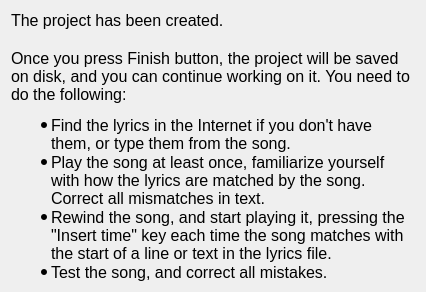
Above: src/wiznewproject_finish.ui from gyunaev/karlyriceditor before the change. Below: the same form after it.
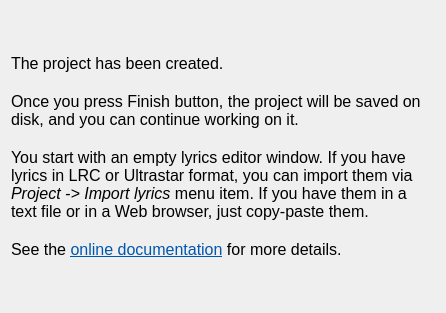
That is the form after the change.

Commit message: - Remove the "choose lyrics" page.

```diff
--- a/src/wiznewproject_finish.ui
+++ b/src/wiznewproject_finish.ui
@@ -6,8 +6,8 @@
    <rect>
     <x>0</x>
     <y>0</y>
-    <width>426</width>
-    <height>292</height>
+    <width>446</width>
+    <height>313</height>
    </rect>
   </property>
   <property name="windowTitle">
@@ -23,15 +23,11 @@
 &lt;/style&gt;&lt;/head&gt;&lt;body style=&quot; font-family:'Liberation Sans'; font-size:12pt; font-weight:400; font-style:normal;&quot;&gt;
 &lt;p style=&quot; margin-top:0px; margin-bottom:0px; margin-left:0px; margin-right:0px; -qt-block-indent:0; text-indent:0px;&quot;&gt;The project has been created.&lt;/p&gt;
 &lt;p style=&quot;-qt-paragraph-type:empty; margin-top:0px; margin-bottom:0px; margin-left:0px; margin-right:0px; -qt-block-indent:0; text-indent:0px;&quot;&gt;&lt;/p&gt;
-&lt;p style=&quot; margin-top:0px; margin-bottom:0px; margin-left:0px; margin-right:0px; -qt-block-indent:0; text-indent:0px;&quot;&gt;Once you press Finish button, the project will be saved on disk, and you can continue working on it. You need to do the following:&lt;/p&gt;
-&lt;ul&gt;
-&lt;li&gt;Find the lyrics in the Internet if you don't have them, or type them from the song.
-&lt;li&gt;Play the song at least once, familiarize yourself with how the lyrics are matched by the song. Correct all mismatches in text.
-&lt;li&gt;Rewind the song, and start playing it, pressing the &quot;Insert time&quot; key each time the song matches with the start of a line or text in the lyrics file.
-&lt;li&gt;Test the song, and correct all mistakes.
-&lt;li&gt;Export the lyrics.
-&lt;/ul&gt;
-&lt;/body&gt;&lt;/html&gt;</string>
+&lt;p style=&quot; margin-top:0px; margin-bottom:0px; margin-left:0px; margin-right:0px; -qt-block-indent:0; text-indent:0px;&quot;&gt;Once you press Finish button, the project will be saved on disk, and you can continue working on it.&lt;/p&gt;
+&lt;p style=&quot;-qt-paragraph-type:empty; margin-top:0px; margin-bottom:0px; margin-left:0px; margin-right:0px; -qt-block-indent:0; text-indent:0px;&quot;&gt;&lt;/p&gt;
+&lt;p style=&quot; margin-top:0px; margin-bottom:0px; margin-left:0px; margin-right:0px; -qt-block-indent:0; text-indent:0px;&quot;&gt;You start with an empty lyrics editor window. If you have lyrics in LRC or Ultrastar format, you can import them via &lt;span style=&quot; font-style:italic;&quot;&gt;Project -&amp;gt; Import lyrics&lt;/span&gt; menu item. If you have them in a text file or in a Web browser, just copy-paste them.&lt;/p&gt;
+&lt;p style=&quot;-qt-paragraph-type:empty; margin-top:0px; margin-bottom:0px; margin-left:0px; margin-right:0px; -qt-block-indent:0; text-indent:0px;&quot;&gt;&lt;/p&gt;
+&lt;p style=&quot; margin-top:0px; margin-bottom:0px; margin-left:0px; margin-right:0px; -qt-block-indent:0; text-indent:0px;&quot;&gt;See the &lt;a href=&quot;http://www.karlyriceditor.com/documentation.html&quot;&gt;&lt;span style=&quot; text-decoration: underline; color:#0057ae;&quot;&gt;online documentation&lt;/span&gt;&lt;/a&gt; for more details.&lt;/p&gt;&lt;/body&gt;&lt;/html&gt;</string>
      </property>
      <property name="wordWrap">
       <bool>true</bool>
```
Left out of the diff: 7 changed lines with no effect on the pictures. The commit also changes 6 other files.
